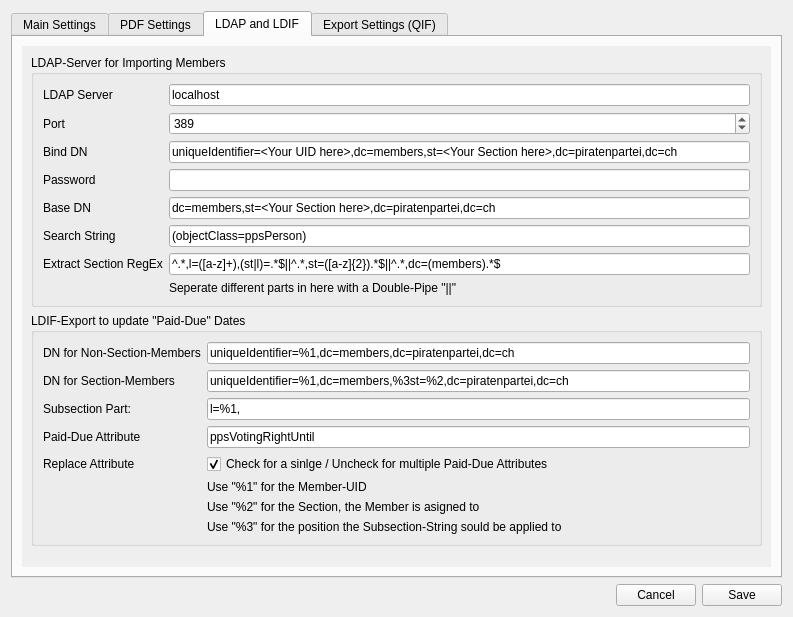
Old version of the form forms/settings.ui in the repository LukyLuke/PiTres.
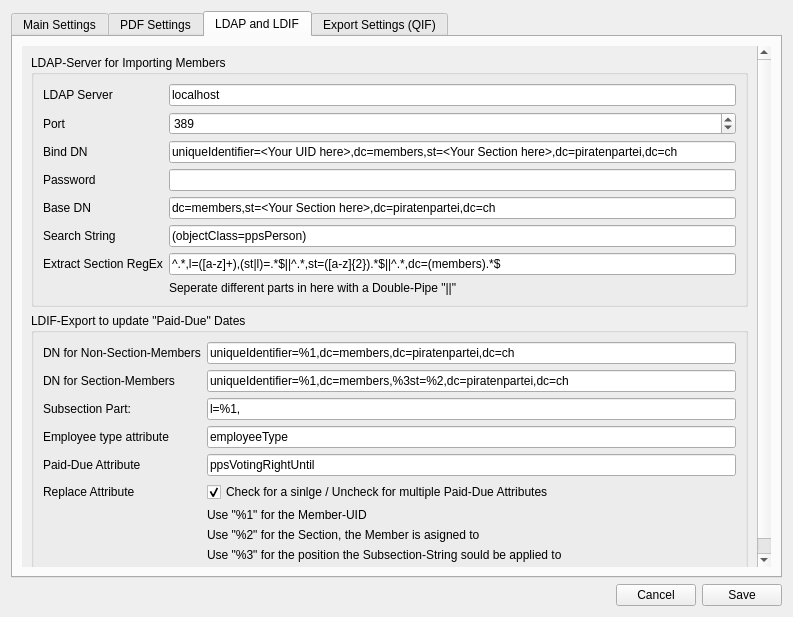
New version of the form. The open tabs and pages were chosen to show the change.

Commit message: #27 Added member type attribute to LDIF output and made it configurable in settings form

What changed in the file:
```diff
--- a/forms/settings.ui
+++ b/forms/settings.ui
@@ -814,28 +814,28 @@
                 </property>
                </widget>
               </item>
-              <item row="3" column="0">
+              <item row="4" column="0">
                <widget class="QLabel" name="label_13">
                 <property name="text">
                  <string>Paid-Due Attribute</string>
                 </property>
                </widget>
               </item>
-              <item row="3" column="1">
+              <item row="4" column="1">
                <widget class="QLineEdit" name="ldifPaidDueAttribute">
                 <property name="text">
                  <string>ppsVotingRightUntil</string>
                 </property>
                </widget>
               </item>
-              <item row="4" column="0">
+              <item row="5" column="0">
                <widget class="QLabel" name="label_14">
                 <property name="text">
                  <string>Replace Attribute</string>
                 </property>
                </widget>
               </item>
-              <item row="4" column="1">
+              <item row="5" column="1">
                <widget class="QCheckBox" name="ldifPaidDueReplace">
                 <property name="text">
                  <string>Check for a sinlge / Uncheck for multiple Paid-Due Attributes</string>
@@ -845,27 +845,41 @@
                 </property>
                </widget>
               </item>
-              <item row="5" column="1">
+              <item row="6" column="1">
                <widget class="QLabel" name="label_15">
                 <property name="text">
                  <string>Use &quot;%1&quot; for the Member-UID</string>
                 </property>
                </widget>
               </item>
-              <item row="6" column="1">
+              <item row="7" column="1">
                <widget class="QLabel" name="label_16">
                 <property name="text">
                  <string>Use &quot;%2&quot; for the Section, the Member is asigned to</string>
                 </property>
                </widget>
               </item>
-              <item row="7" column="1">
+              <item row="8" column="1">
                <widget class="QLabel" name="label_57">
                 <property name="text">
                  <string>Use &quot;%3&quot; for the position the Subsection-String sould be applied to</string>
                 </property>
                </widget>
               </item>
+              <item row="3" column="0">
+               <widget class="QLabel" name="label_30">
+                <property name="text">
+                 <string>Employee type attribute</string>
+                </property>
+               </widget>
+              </item>
+              <item row="3" column="1">
+               <widget class="QLineEdit" name="ldifMembertypeAttribute">
+                <property name="text">
+                 <string>employeeType</string>
+                </property>
+               </widget>
+              </item>
              </layout>
             </widget>
            </item>
```
Left out of the diff: 10 changed lines with no effect on the pictures. The commit also changes 3 other files.
